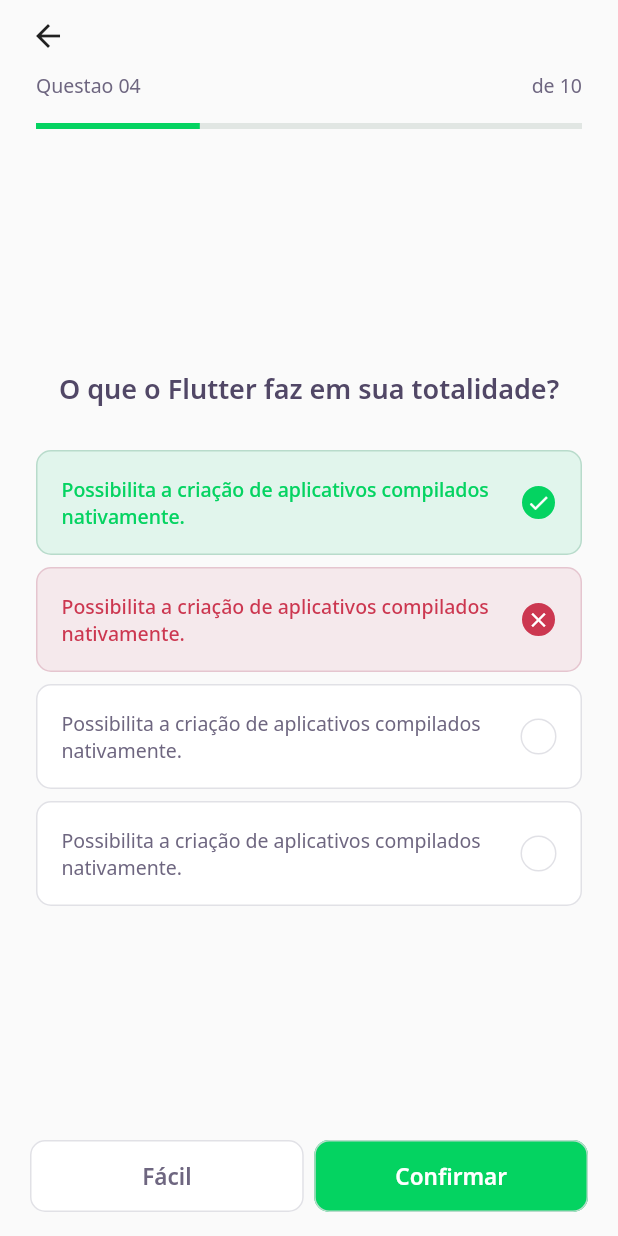
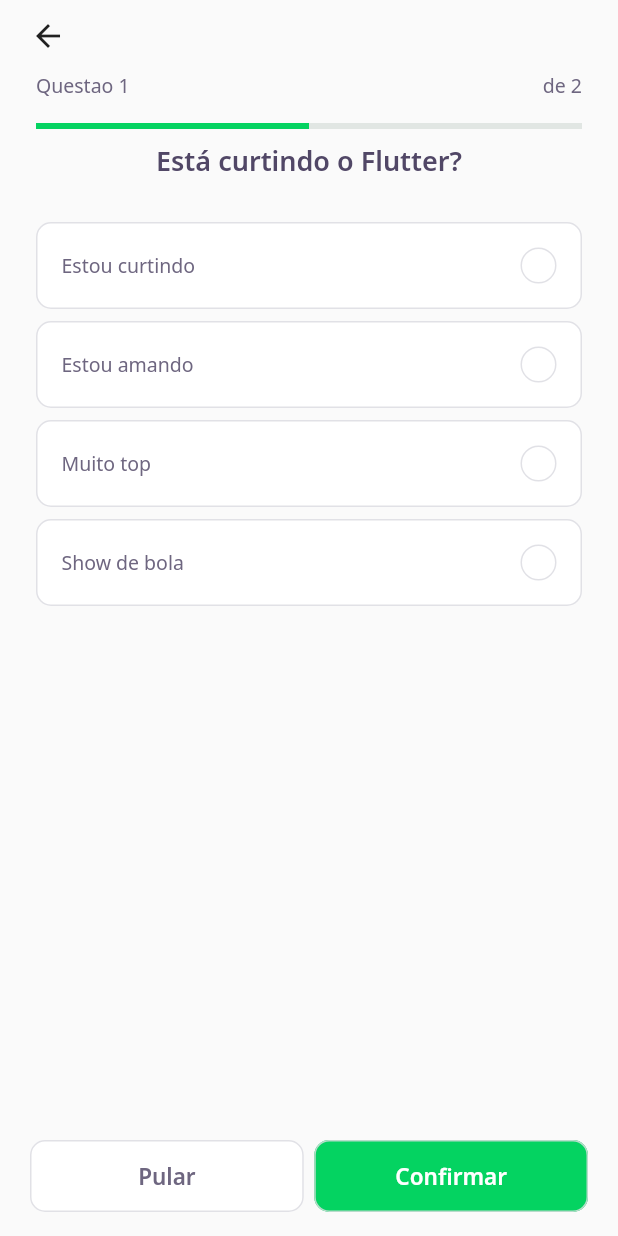
Before and after one commit to GabrielGPF/nlw_trilha_flutter, a Flutter app: the screen it shows after launch, after a tap on "NLW 5 Flutter", on a phone screen of 412 x 824 dp. Run offline on Flutter 3.47's test engine with Material 2 defaults, Android fonts, the phone set to English and light mode, and no system bars; our stand-ins replace google_fonts; network calls fail.

Commit message:
Challenge page controller created and added

```diff
--- a/lib/components/atoms/atom_progress_indicator.dart
+++ b/lib/components/atoms/atom_progress_indicator.dart
@@ -11,7 +11,7 @@
   @override
   Widget build(BuildContext context) {
     return LinearProgressIndicator(
-      value: 0.3,
+      value: value,
       backgroundColor: AppColors.chartSecondary,
       valueColor: AlwaysStoppedAnimation<Color>(AppColors.chartPrimary),
     );
--- a/lib/components/molecules/molecule_question_indicator.dart
+++ b/lib/components/molecules/molecule_question_indicator.dart
@@ -3,6 +3,14 @@
 import 'package:nlw_trilha_flutter/core/app_text_styles.dart';
 
 class QuestionIndicator extends StatelessWidget {
+  final int currentPage;
+  final int length;
+
+  QuestionIndicator({
+    required this.currentPage,
+    required this.length,
+  });
+
   @override
   Widget build(BuildContext context) {
     return Container(
@@ -13,17 +21,17 @@
             mainAxisAlignment: MainAxisAlignment.spaceBetween,
             children: [
               Text(
-                "Questao 04",
+                "Questao $currentPage",
                 style: AppTextStyles.body,
               ),
               Text(
-                "de 10",
+                "de $length",
                 style: AppTextStyles.body,
               ),
             ],
           ),
           SizedBox(height: 16),
-          ProgressIndicatorWidget(value: 0.7),
+          ProgressIndicatorWidget(value: currentPage / length),
         ],
       ),
     );
--- a/lib/components/organisms/organism_quiz.dart
+++ b/lib/components/organisms/organism_quiz.dart
@@ -1,12 +1,13 @@
 import 'package:flutter/material.dart';
 import 'package:nlw_trilha_flutter/components/molecules/molecule_quiz_answer.dart';
 import 'package:nlw_trilha_flutter/core/app_text_styles.dart';
+import 'package:nlw_trilha_flutter/models/model_question.dart';
 
-class Quiz extends StatelessWidget {
-  final String title;
+class QuizQuestion extends StatelessWidget {
+  final QuestionModel question;
 
-  Quiz({
-    required this.title,
+  QuizQuestion({
+    required this.question,
   });
 
   @override
@@ -15,29 +16,15 @@
       mainAxisSize: MainAxisSize.min,
       children: [
         Text(
-          title,
+          question.title,
           style: AppTextStyles.heading,
         ),
         SizedBox(height: 24),
-        QuizAnswer(
-          isRight: true,
-          isSelected: true,
-          title: "Possibilita a criação de aplicativos compilados nativamente.",
-        ),
-        QuizAnswer(
-          isRight: false,
-          isSelected: true,
-          title: "Possibilita a criação de aplicativos compilados nativamente.",
-        ),
-        QuizAnswer(
-          isRight: true,
-          isSelected: false,
-          title: "Possibilita a criação de aplicativos compilados nativamente.",
-        ),
-        QuizAnswer(
-          isRight: false,
-          isSelected: false,
-          title: "Possibilita a criação de aplicativos compilados nativamente.",
+        ...question.answers.map(
+          (e) => QuizAnswer(
+            title: e.title,
+            isRight: e.isRight,
+          ),
         ),
       ],
     );
--- /dev/null
+++ b/lib/controllers/controller_challenge.dart
@@ -0,0 +1,7 @@
+import 'package:flutter/cupertino.dart';
+
+class ChallengeController {
+  final currentPageNotifier = ValueNotifier<int>(1);
+  int get currentPage => currentPageNotifier.value;
+  set currentPage(int value) => currentPageNotifier.value = value;
+}
--- a/lib/pages/challenge_page.dart
+++ b/lib/pages/challenge_page.dart
@@ -2,13 +2,29 @@
 import 'package:nlw_trilha_flutter/components/atoms/atom_next_button.dart';
 import 'package:nlw_trilha_flutter/components/molecules/molecule_question_indicator.dart';
 import 'package:nlw_trilha_flutter/components/organisms/organism_quiz.dart';
+import 'package:nlw_trilha_flutter/controllers/controller_challenge.dart';
+import 'package:nlw_trilha_flutter/models/model_question.dart';
 
 class ChallengePage extends StatefulWidget {
+  final List<QuestionModel> questions;
+  ChallengePage({required this.questions});
+
   @override
   _ChallengePageState createState() => _ChallengePageState();
 }
 
 class _ChallengePageState extends State<ChallengePage> {
+  final controller = new ChallengeController();
+  final pageController = new PageController();
+
+  @override
+  void initState() {
+    super.initState();
+    pageController.addListener(() {
+      controller.currentPage = pageController.page!.toInt() + 1;
+    });
+  }
+
   @override
   Widget build(BuildContext context) {
     return Scaffold(
@@ -23,7 +39,13 @@
                 padding: const EdgeInsets.only(left: 8.0),
                 child: BackButton(),
               ),
-              QuestionIndicator(),
+              ValueListenableBuilder(
+                valueListenable: controller.currentPageNotifier,
+                builder: (context, value, _) => QuestionIndicator(
+                  currentPage: controller.currentPage,
+                  length: widget.questions.length,
+                ),
+              ),
             ],
           ),
         ),
@@ -31,9 +53,18 @@
       body: Padding(
         padding: const EdgeInsets.symmetric(horizontal: 24.0),
         child: Center(
-          child: Quiz(
-            title: "O que o Flutter faz em sua totalidade?",
+          child: PageView(
+            physics: NeverScrollableScrollPhysics(),
+            controller: pageController,
+            children: widget.questions
+                .map(
+                  (e) => QuizQuestion(question: e),
+                )
+                .toList(),
           ),
+          // QuizQuestion(
+          //   question: widget.questions[0],
+          // ),
         ),
       ),
       bottomNavigationBar: SafeArea(
@@ -48,8 +79,13 @@
                 children: [
                   Expanded(
                     child: NextButton.white(
-                      label: "Fácil",
-                      onTap: () {},
+                      label: "Pular",
+                      onTap: () {
+                        pageController.nextPage(
+                          duration: Duration(milliseconds: 100),
+                          curve: Curves.linear,
+                        );
+                      },
                     ),
                   ),
                   SizedBox(width: 7),
--- a/lib/pages/home_page.dart
+++ b/lib/pages/home_page.dart
@@ -75,7 +75,10 @@
                             Navigator.push(
                               context,
                               MaterialPageRoute(
-                                  builder: (context) => ChallengePage()),
+                                builder: (context) => ChallengePage(
+                                  questions: e.questions,
+                                ),
+                              ),
                             );
                           },
                         );
```
